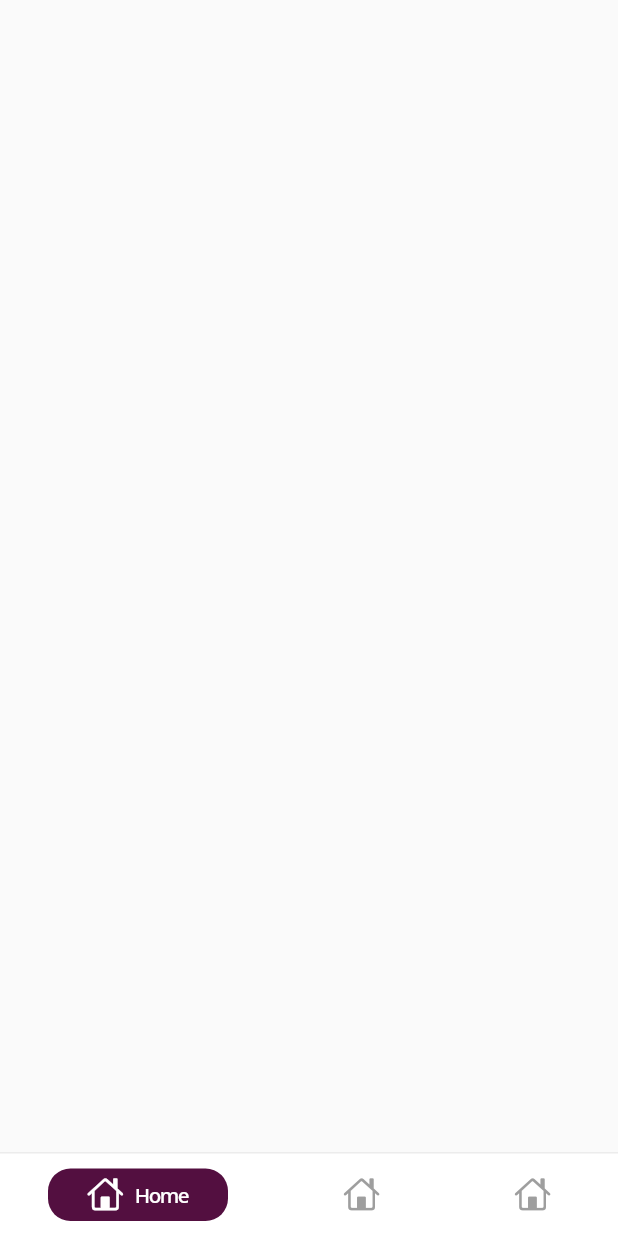
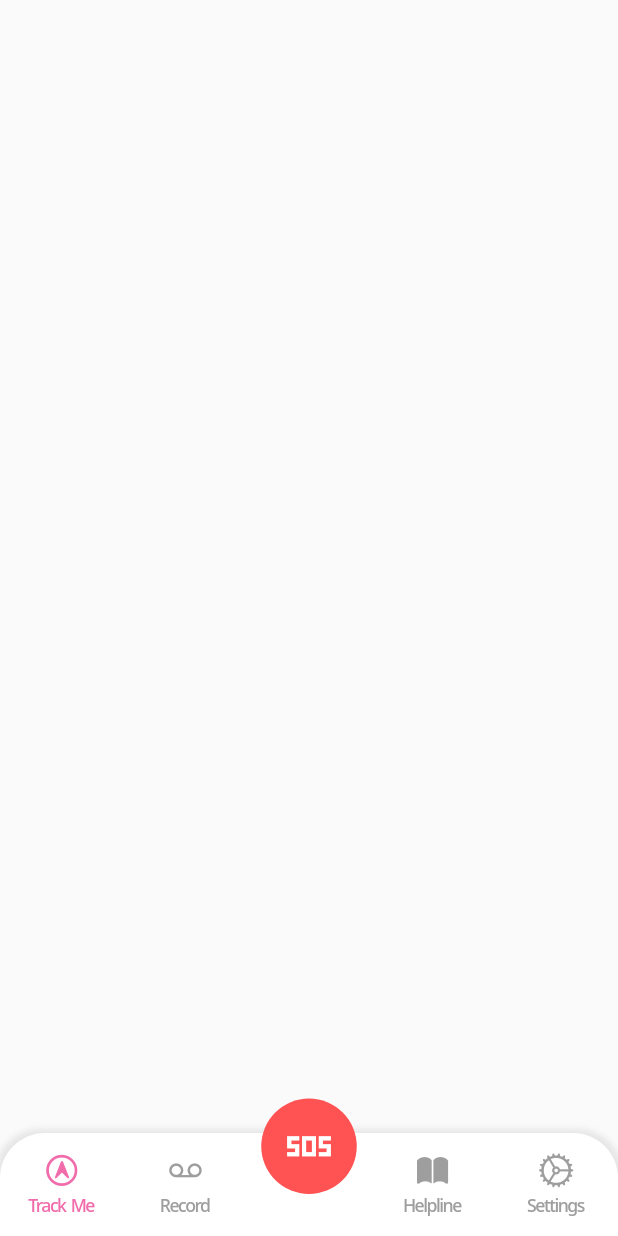
Before and after one commit to Amogh-Prabhu/IndiSafe_Hack_Autobots, a Flutter app: the screen it shows after launch, on a phone screen of 412 x 824 dp. Run offline on Flutter 3.47's test engine with Material 2 defaults, Android fonts, the phone set to English and light mode, and no system bars; drawn by our look-alikes of persistent_bottom_nav_bar.

Commit message:
Added NavBar

```diff
--- a/lib/app/app.dart
+++ b/lib/app/app.dart
@@ -1,6 +1,7 @@
 // ignore_for_file: prefer_const_constructors, prefer_const_literals_to_create_immutables, library_private_types_in_public_api
 import 'package:flutter/cupertino.dart';
 import 'package:flutter/material.dart';
+import 'package:kavach/track/track.dart';
 import 'package:kavach/utils/kavach_theme.dart';
 import 'package:persistent_bottom_nav_bar/persistent_tab_view.dart';
 
@@ -33,40 +34,70 @@ class _AppState extends State<App> {
       onWillPop: () async => false,
       child: PersistentTabView(
         context,
+        navBarHeight: size / 6,
+        padding: NavBarPadding.only(top: 20),
         backgroundColor: KavachTheme.pureWhite,
         screenTransitionAnimation: const ScreenTransitionAnimation(
           animateTabTransition: true,
           curve: Curves.easeIn,
         ),
         decoration: NavBarDecoration(
-            border:
-                Border(top: BorderSide(color: Colors.grey.withOpacity(0.2)))),
-        screens: [Scaffold(), Scaffold(),Scaffold()],
+          boxShadow: [
+            BoxShadow(
+                color: Colors.black.withOpacity(0.08),
+                offset: const Offset(0.1, 0.8),
+                spreadRadius: 3,
+                blurRadius: 3)
+          ],
+          borderRadius: BorderRadius.only(
+              topLeft: Radius.circular(
+                30,
+              ),
+              topRight: Radius.circular(30)),
+        ),
+        screens: [Track(), Scaffold(), Scaffold(), Scaffold(), Scaffold()],
         items: [
           PersistentBottomNavBarItem(
-              icon: Icon(CupertinoIcons.house, size: size / 17),
+              icon: Icon(CupertinoIcons.location_circle, size: size / 17),
+              inactiveColorPrimary: Colors.grey,
+              activeColorSecondary: KavachTheme.lightPink,
+              activeColorPrimary: KavachTheme.redishPink,
+              title: "Track Me",
+              textStyle: KavachTheme.subtitleText(
+                  size: size / 35, weight: FontWeight.w600)),
+          PersistentBottomNavBarItem(
+              icon: Icon(CupertinoIcons.recordingtape, size: size / 17),
+              inactiveColorPrimary: Colors.grey,
+              activeColorSecondary: KavachTheme.lightPink,
+              activeColorPrimary: KavachTheme.redishPink,
+              title: "Record",
+              textStyle: KavachTheme.subtitleText(
+                  size: size / 35, weight: FontWeight.w600)),
+          PersistentBottomNavBarItem(
+              icon: Icon(Icons.sos_sharp, size: size / 13),
               inactiveColorPrimary: Colors.grey,
               activeColorSecondary: Colors.white,
+              activeColorPrimary: Colors.redAccent,
+              textStyle: KavachTheme.subtitleText(
+                  size: size / 35,
+                  weight: FontWeight.bold,
+                  color: KavachTheme.lightGrey)),
+          PersistentBottomNavBarItem(
+              icon: Icon(CupertinoIcons.book_fill, size: size / 17),
+              inactiveColorPrimary: Colors.grey,
+              activeColorSecondary: KavachTheme.lightPink,
               activeColorPrimary: KavachTheme.redishPink,
-              title: "Home",
+              title: "Helpline",
               textStyle: KavachTheme.subtitleText(
-                  size: size / 30, weight: FontWeight.w600)),
+                  size: size / 35, weight: FontWeight.w600)),
           PersistentBottomNavBarItem(
-              icon: Icon(CupertinoIcons.house, size: size / 17),
+              icon: Icon(CupertinoIcons.settings, size: size / 17),
               inactiveColorPrimary: Colors.grey,
-              activeColorSecondary: Colors.white,
+              activeColorSecondary: KavachTheme.lightPink,
               activeColorPrimary: KavachTheme.redishPink,
-              title: "Home",
+              title: "Settings",
               textStyle: KavachTheme.subtitleText(
-                  size: size / 30, weight: FontWeight.w600)),
-          PersistentBottomNavBarItem(
-              icon: Icon(CupertinoIcons.house, size: size / 17),
-              inactiveColorPrimary: Colors.grey,
-              activeColorSecondary: Colors.white,
-              activeColorPrimary: KavachTheme.redishPink,
-              title: "Home",
-              textStyle: KavachTheme.subtitleText(
-                  size: size / 30, weight: FontWeight.w600)),
+                  size: size / 35, weight: FontWeight.w600)),
         ],
         controller: _controller,
         confineInSafeArea: true,
@@ -76,7 +107,7 @@ class _AppState extends State<App> {
         hideNavigationBarWhenKeyboardShows: false,
         popAllScreensOnTapOfSelectedTab: true,
         popActionScreens: PopActionScreensType.all,
-        navBarStyle: NavBarStyle.style10,
+        navBarStyle: NavBarStyle.style15,
       ),
     );
   }
--- a/lib/login/login.dart
+++ b/lib/login/login.dart
@@ -16,11 +16,20 @@ class _LoginState extends State<Login> {
     double width = MediaQuery.of(context).size.width;
     return Scaffold(
       backgroundColor: KavachTheme.pureWhite,
-      body: SafeArea(
-        child: Column(
+      body: Column(
         mainAxisAlignment: MainAxisAlignment.spaceAround,
         crossAxisAlignment: CrossAxisAlignment.center,
         children: [
+          Container(
+            height: width / 1.2,
+            width: width,
+            decoration: BoxDecoration(
+                color: KavachTheme.redishPink,
+
+                borderRadius: BorderRadius.only(
+                    bottomRight: Radius.circular(width / 3.5),
+                    bottomLeft: Radius.circular(width / 3.5))),
+          ),
           Center(
             child: Column(
               mainAxisAlignment: MainAxisAlignment.center,
@@ -29,15 +38,15 @@ class _LoginState extends State<Login> {
                 Text(
                   "Kavach",
                   style: KavachTheme.titleText(
-                        size: width / 12,
+                      size: width / 9,
                       isShadow: true,
                       weight: FontWeight.w900,
                       color: KavachTheme.darkPink),
                 ),
                 Text(
-                    "Personal app",
+                  "Women Safety App",
                   style: KavachTheme.subtitleText(
-                        size: width / 20,
+                      size: width / 23,
                       weight: FontWeight.bold,
                       isShadow: true),
                 )
@@ -45,14 +54,14 @@ class _LoginState extends State<Login> {
             ),
           ),
           SizedBox(
-              height: width / 5,
+            height: width / 6,
           ),
           Column(
             children: [
               Text(
                 "Sign Up/Log in with email address",
                 style: KavachTheme.subtitleText(
-                      size: width / 25,
+                    size: width / 27,
                     weight: FontWeight.bold,
                     color: KavachTheme.darkishGrey.withOpacity(0.7)),
               ),
@@ -66,8 +75,7 @@ class _LoginState extends State<Login> {
                     PersistentNavBarNavigator.pushNewScreen(context,
                         screen: const LoginScreen(),
                         withNavBar: false,
-                          pageTransitionAnimation:
-                              PageTransitionAnimation.scale);
+                        pageTransitionAnimation: PageTransitionAnimation.scale);
                   },
                   style: KavachTheme.buttonStyle(
                     backColor: KavachTheme.redishPink,
@@ -90,7 +98,6 @@ class _LoginState extends State<Login> {
           )
         ],
       ),
-      ),
     );
   }
 }
--- /dev/null
+++ b/lib/track/track.dart
@@ -0,0 +1,15 @@
+import 'package:flutter/material.dart';
+
+class Track extends StatefulWidget {
+  const Track({super.key});
+
+  @override
+  State<Track> createState() => _TrackState();
+}
+
+class _TrackState extends State<Track> {
+  @override
+  Widget build(BuildContext context) {
+    return Scaffold();
+  }
+}
```
Lines whose indentation alone changed are shown as unchanged.
